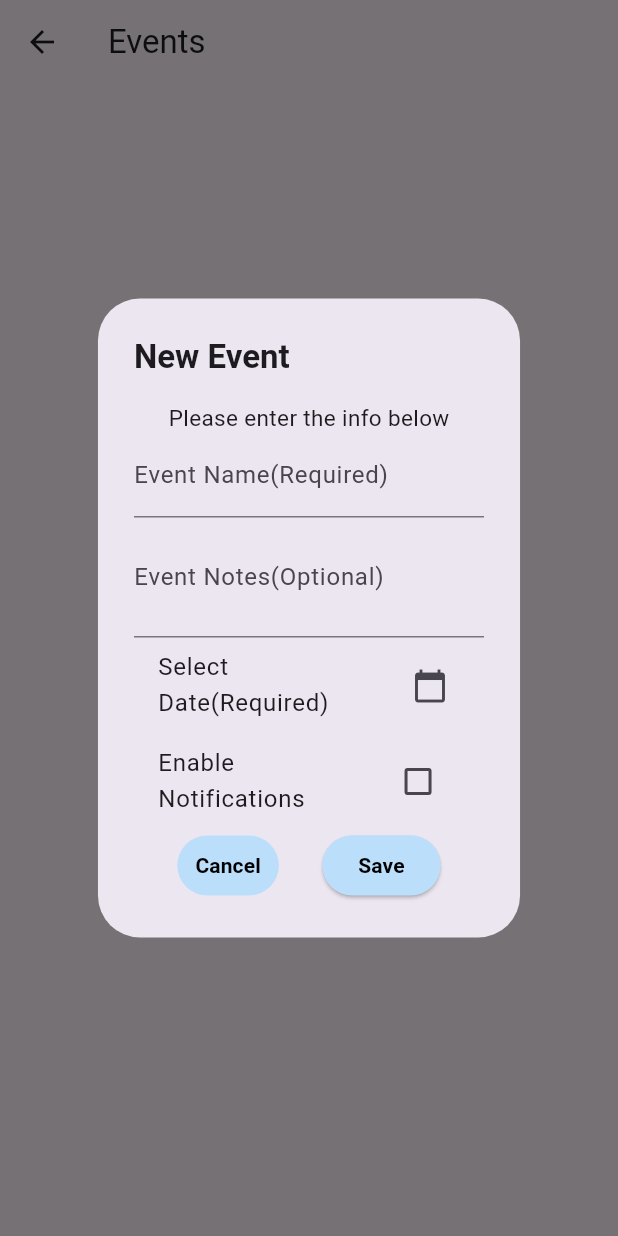
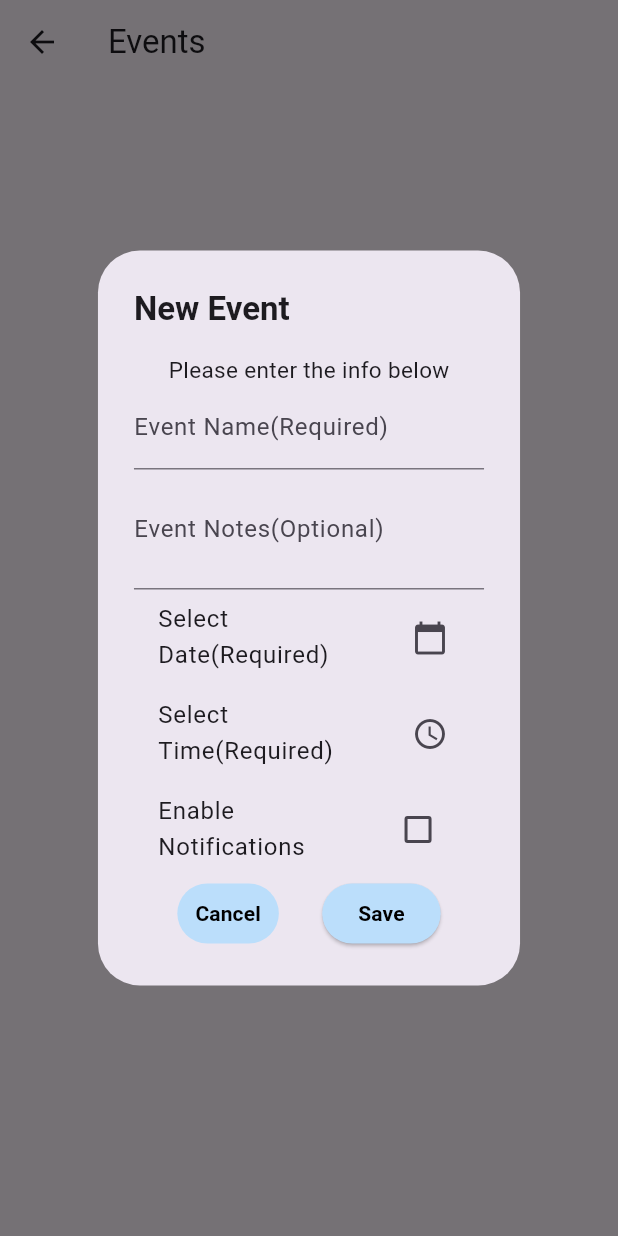
Before and after one commit to TPStremlau/450-ScheduleManager, a Flutter app: the EventScreen screen opened directly, after a tap on "Add Event", on a phone screen of 412 x 824 dp. Run offline on Flutter 3.47's test engine with Material 3 defaults, Android fonts, the phone set to English and light mode, and no system bars; our stand-ins replace firebase_auth, firebase_core; accounts and stored records are empty.

Commit message:
Added the time slot select
Allows u to pick the time of the event you want to add to the calendar

```diff
--- a/final_project/lib/views/event_set.dart
+++ b/final_project/lib/views/event_set.dart
@@ -75,6 +75,27 @@ class EventScreenState extends State<EventScreen> {
                       },
                     ),
 
+                    // Time Picker
+                    ListTile(
+                      title: Text(
+                        selectedTime == null
+                            ? "Select Time(Required)"
+                            : "Time: ${selectedTime!.format(context)}",
+                      ),
+                      trailing: Icon(Icons.access_time),
+                      onTap: () async {
+                        final TimeOfDay? picked = await showTimePicker(
+                          context: context,
+                          initialTime: selectedTime ?? TimeOfDay.now(),
+                        );
+                        if (picked != null && picked != selectedTime) {
+                          setState(() {
+                            selectedTime = picked;
+                          });
+                        }
+                      },
+                    ),
+
                     // Checkbox for Notifications
                     CheckboxListTile(
                       title: Text("Enable Notifications"),
@@ -90,8 +111,7 @@ class EventScreenState extends State<EventScreen> {
                     if (notificationsEnabled)
                       DropdownButton<int>(
                         value: notificationTimeBefore,
-                        items:
-                            [5, 10, 15, 30, 60]
+                        items: [5, 10, 15, 30, 60]
                             .map(
                               (e) => DropdownMenuItem(
                                 value: e,
```
Lines whose indentation alone changed are shown as unchanged.
